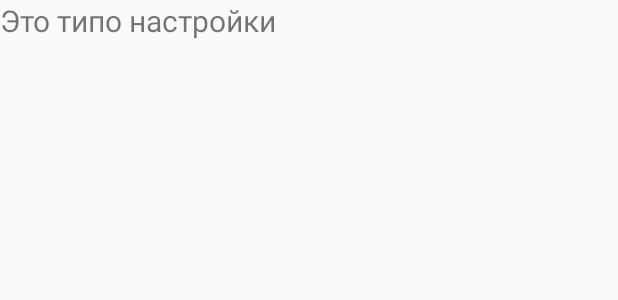
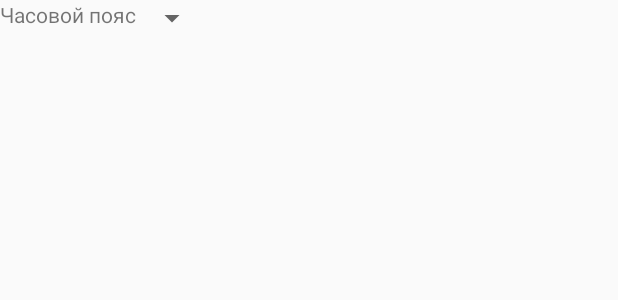
Before and after one commit to NikLasNL/NewsPlanet, an Android app: the layout fragment_settings.xml on its own in the app's theme, with its tools: preview values and no code run, on a phone screen of 412 x 824 dp. Shown: the top 300 px of the screen. Run offline under Robolectric (Android 15) with nearby library versions, the phone set to English and light mode, and no system bars.

Commit message:
completed the: SettingsFragment and fragment_settings

```diff
--- a/app/src/main/res/layout/fragment_settings.xml
+++ b/app/src/main/res/layout/fragment_settings.xml
@@ -3,9 +3,21 @@
     android:layout_width="match_parent"
     android:layout_height="match_parent"
     android:orientation="vertical">
-    <TextView
-        android:layout_width="wrap_content"
+
+    <LinearLayout
+        android:layout_width="match_parent"
         android:layout_height="wrap_content"
-        android:text="Это типо настройки"
-        android:textSize="20dp"/>
+        android:orientation="horizontal">
+        <TextView
+            android:layout_width="wrap_content"
+            android:layout_height="wrap_content"
+            android:text="Часовой пояс"/>
+        <Spinner
+            android:layout_width="wrap_content"
+            android:layout_height="wrap_content"
+            android:id="@+id/timeZone"/>
+
+    </LinearLayout>
+
+
 </LinearLayout>
```
Also changed, not shown: app/src/main/java/com/example/admin/projectniklas/fragments/SettingsFragment.java (+43 -6 lines).
